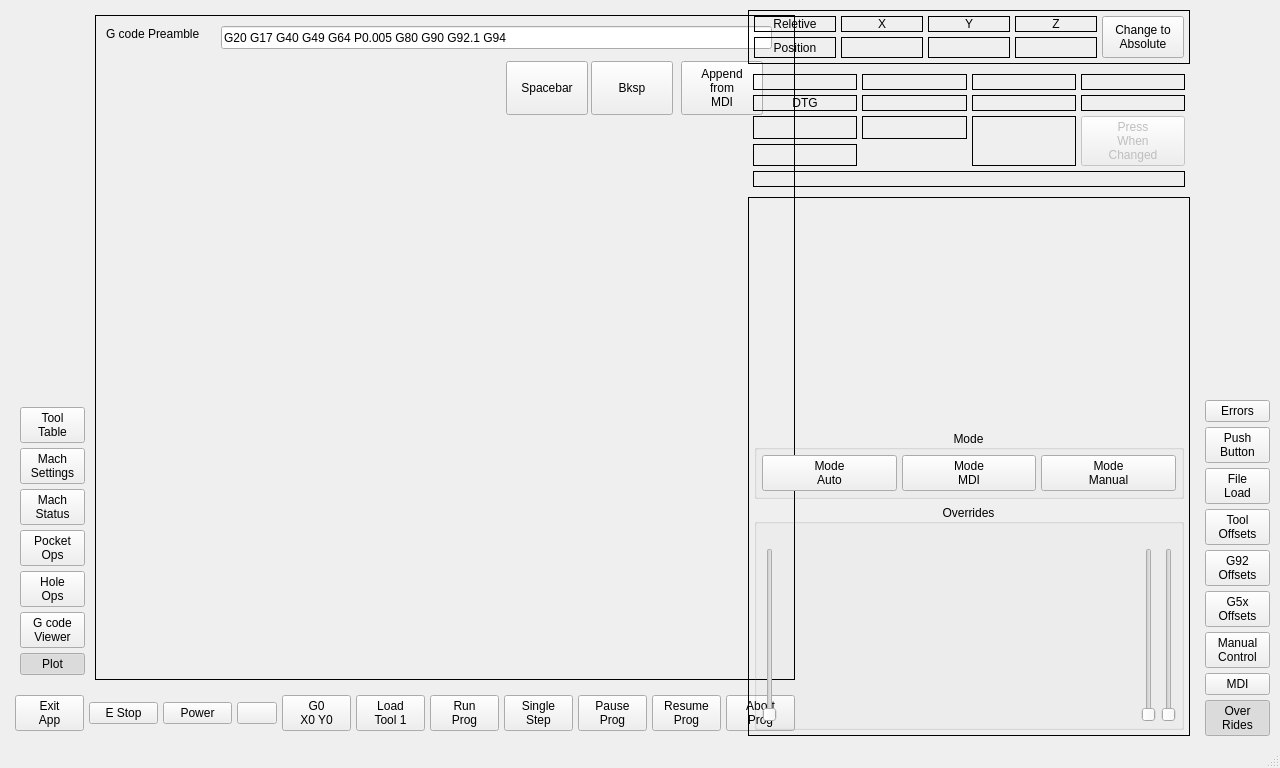
Above: mill_touch_v6/ui/mainwindow.ui from jethornton/mill_touch_v6 before the change. Below: the same form after it.
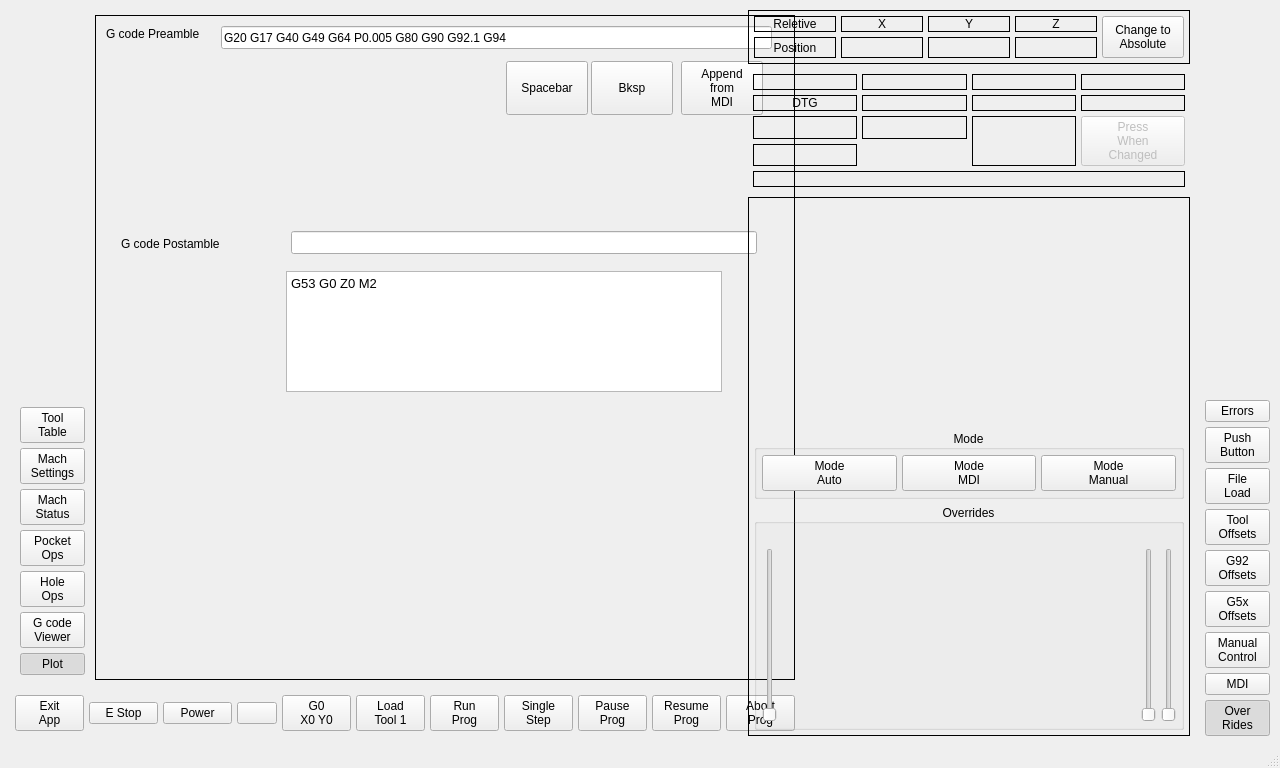
That is the form after the change. The open tabs and pages were chosen to show the change. Custom widgets are drawn as their Qt base class.

Patch:
```diff
--- a/mill_touch_v6/ui/mainwindow.ui
+++ b/mill_touch_v6/ui/mainwindow.ui
@@ -3352,6 +3352,49 @@
                <string>Spacebar</string>
               </property>
              </widget>
+             <widget class="QLabel" name="label_47">
+              <property name="geometry">
+               <rect>
+                <x>25</x>
+                <y>220</y>
+                <width>141</width>
+                <height>16</height>
+               </rect>
+              </property>
+              <property name="text">
+               <string>G code Postamble</string>
+              </property>
+             </widget>
+             <widget class="QLineEdit" name="lineEdit">
+              <property name="geometry">
+               <rect>
+                <x>195</x>
+                <y>215</y>
+                <width>466</width>
+                <height>23</height>
+               </rect>
+              </property>
+             </widget>
+             <widget class="QTextEdit" name="gcodePostambleLbl">
+              <property name="geometry">
+               <rect>
+                <x>190</x>
+                <y>255</y>
+                <width>436</width>
+                <height>121</height>
+               </rect>
+              </property>
+              <property name="html">
+               <string>&lt;!DOCTYPE HTML PUBLIC &quot;-//W3C//DTD HTML 4.0//EN&quot; &quot;http://www.w3.org/TR/REC-html40/strict.dtd&quot;&gt;
+&lt;html&gt;&lt;head&gt;&lt;meta name=&quot;qrichtext&quot; content=&quot;1&quot; /&gt;&lt;style type=&quot;text/css&quot;&gt;
+p, li { white-space: pre-wrap; }
+&lt;/style&gt;&lt;/head&gt;&lt;body style=&quot; font-family:'Sans'; font-size:10pt; font-weight:400; font-style:normal;&quot;&gt;
+&lt;p style=&quot; margin-top:0px; margin-bottom:0px; margin-left:0px; margin-right:0px; -qt-block-indent:0; text-indent:0px;&quot;&gt;G53 G0 Z0 M2&lt;/p&gt;&lt;/body&gt;&lt;/html&gt;</string>
+              </property>
+              <property name="acceptRichText">
+               <bool>false</bool>
+              </property>
+             </widget>
             </widget>
             <widget class="QWidget" name="page_11">
              <layout class="QVBoxLayout" name="verticalLayout_16">
```
Left out of the diff: 2 changed lines with no effect on the pictures.
